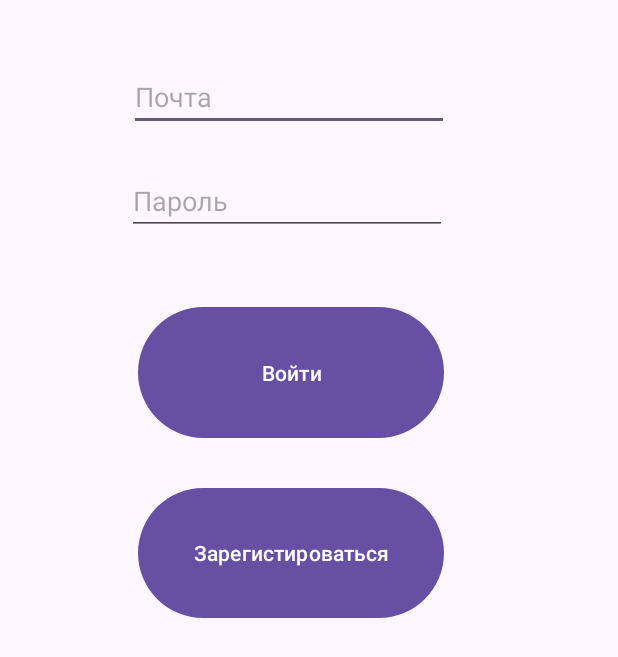
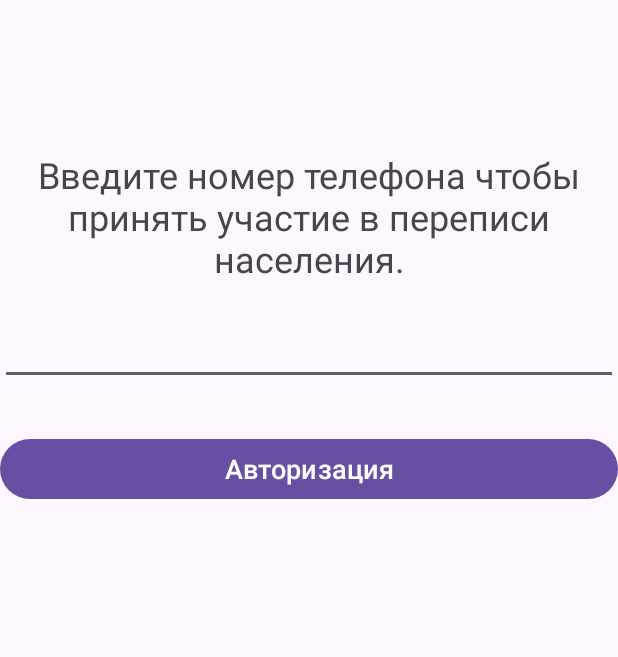
Before and after one commit to NikomuYes/CensusApp, an Android app: the screen it shows after launch (LoginActivity before the commit, MainActivity after it), on a phone screen of 412 x 824 dp. Shown: the top 657 px of the screen. Run offline under Robolectric (Android 15) with nearby library versions, the phone set to English and light mode, and no system bars; our stand-ins replace Firebase (no records; nobody signed in at launch, a user with empty details on screens opened directly).

Commit message:
need to fix xml's

```diff
--- a/app/src/main/AndroidManifest.xml
+++ b/app/src/main/AndroidManifest.xml
@@ -13,7 +13,7 @@
         android:theme="@style/Theme.Census"
         tools:targetApi="31">
         <activity
-            android:name=".LoginActivity"
+            android:name=".MainActivity"
             android:exported="true">
             <intent-filter>
                 <action android:name="android.intent.action.MAIN" />
@@ -21,7 +21,8 @@
                 <category android:name="android.intent.category.LAUNCHER" />
             </intent-filter>
         </activity>
-        <activity android:name="com.example.census.MainActivity" />
+        <activity android:name=".MainInformation"></activity>
+        <activity android:name=".OverallStats"></activity>
     </application>
 
 </manifest>
--- a/app/src/main/java/com/example/census/LoginActivity.java
+++ /dev/null
@@ -1,79 +0,0 @@
-package com.example.census;
-
-import android.os.Bundle;
-import android.text.TextUtils;
-import android.view.View;
-import android.widget.EditText;
-import android.widget.Toast;
-
-import androidx.annotation.NonNull;
-import androidx.annotation.Nullable;
-import androidx.appcompat.app.AppCompatActivity;
-
-import com.google.android.gms.tasks.OnCompleteListener;
-import com.google.android.gms.tasks.Task;
-import com.google.firebase.auth.AuthResult;
-import com.google.firebase.auth.FirebaseAuth;
-import com.google.firebase.auth.FirebaseUser;
-
-public class LoginActivity extends AppCompatActivity {
-    private EditText editLogin, editPassword;
-    private FirebaseAuth myAuth;
-    @Override
-    public void onCreate(@Nullable Bundle savedInstanceState) {
-        super.onCreate(savedInstanceState);
-        setContentView(R.layout.activity_login);
-        init();
-    }
-
-    @Override
-    protected void onStart() {
-        super.onStart();
-        FirebaseUser currentUser = myAuth.getCurrentUser();
-        if (currentUser != null) {
-            Toast.makeText(this, "Есть регистрация", Toast.LENGTH_SHORT).show();
-        }
-        else {
-            Toast.makeText(this, "Нет регистрации", Toast.LENGTH_SHORT).show();
-        }
-    }
-
-    private void init(){
-        editLogin = findViewById(R.id.editTextLogin);
-        editPassword = findViewById(R.id.editTextPassword);
-        myAuth = FirebaseAuth.getInstance();
-    }
-    public void onClickSignUp(View view) {
-        if (!TextUtils.isEmpty(editLogin.getText().toString()) && !TextUtils.isEmpty(editPassword.getText().toString())) {
-            myAuth.createUserWithEmailAndPassword(editLogin.getText().toString(), editPassword.getText().toString()).addOnCompleteListener(this, new OnCompleteListener<AuthResult>() {
-                @Override
-                public void onComplete(@NonNull Task<AuthResult> task) {
-                    if(task.isSuccessful()){
-                        Toast.makeText(getApplicationContext(), "Регистрация прошла успешно!", Toast.LENGTH_SHORT).show();
-                    }
-                    else {
-                        Toast.makeText(getApplicationContext(), "Что-то пошло не так, попробуйте ещё раз", Toast.LENGTH_SHORT).show();
-                    }
-                }
-            });
-        }
-        else {
-            Toast.makeText(this, "Есть незаполненные поля", Toast.LENGTH_SHORT).show();
-        }
-    }
-    public void onClickSignIn(View view) {
-        if (!TextUtils.isEmpty(editLogin.getText().toString()) && !TextUtils.isEmpty(editPassword.getText().toString())) {
-            myAuth.signInWithEmailAndPassword(editLogin.getText().toString(), editPassword.getText().toString()).addOnCompleteListener(this, new OnCompleteListener<AuthResult>() {
-                @Override
-                public void onComplete(@NonNull Task<AuthResult> task) {
-                    if(task.isSuccessful()){
-                        Toast.makeText(getApplicationContext(), "Вы вошли!", Toast.LENGTH_SHORT).show();
-                    }
-                    else {
-                        Toast.makeText(getApplicationContext(), "Что-то пошло не так, попробуйте ещё раз", Toast.LENGTH_SHORT).show();
-                    }
-                }
-            });
-        }
-    }
-}
--- a/app/src/main/res/layout/activity_login.xml
+++ /dev/null
@@ -1,59 +0,0 @@
-<?xml version="1.0" encoding="utf-8"?>
-<androidx.constraintlayout.widget.ConstraintLayout xmlns:android="http://schemas.android.com/apk/res/android"
-    xmlns:app="http://schemas.android.com/apk/res-auto"
-    xmlns:tools="http://schemas.android.com/tools"
-    android:layout_width="match_parent"
-    android:layout_height="match_parent">
-
-    <EditText
-        android:id="@+id/editTextLogin"
-        android:layout_width="wrap_content"
-        android:layout_height="wrap_content"
-        android:layout_marginStart="86dp"
-        android:layout_marginTop="42dp"
-        android:layout_marginBottom="24dp"
-        android:ems="10"
-        android:hint="Почта"
-        android:inputType="text"
-        app:layout_constraintBottom_toTopOf="@+id/editTextPassword"
-        app:layout_constraintStart_toStartOf="parent"
-        app:layout_constraintTop_toTopOf="parent" />
-
-    <Button
-        android:id="@+id/buttonLog"
-        android:layout_width="0dp"
-        android:layout_height="0dp"
-        android:layout_marginBottom="25dp"
-        android:onClick="onClickSignIn"
-        android:text="Войти"
-        app:layout_constraintBottom_toTopOf="@+id/buttonReg"
-        app:layout_constraintEnd_toEndOf="@+id/buttonReg"
-        app:layout_constraintStart_toStartOf="@+id/buttonReg"
-        app:layout_constraintTop_toBottomOf="@+id/editTextPassword" />
-
-    <Button
-        android:id="@+id/buttonReg"
-        android:layout_width="204dp"
-        android:layout_height="0dp"
-        android:layout_marginStart="92dp"
-        android:layout_marginBottom="408dp"
-        android:onClick="onClickSignUp"
-        android:text="Зарегистироваться"
-        app:layout_constraintBottom_toBottomOf="parent"
-        app:layout_constraintStart_toStartOf="parent"
-        app:layout_constraintTop_toBottomOf="@+id/buttonLog" />
-
-    <EditText
-        android:id="@+id/editTextPassword"
-        android:layout_width="wrap_content"
-        android:layout_height="wrap_content"
-        android:layout_marginEnd="1dp"
-        android:layout_marginBottom="44dp"
-        android:ems="10"
-        android:hint="Пароль"
-        android:inputType="text"
-        app:layout_constraintBottom_toTopOf="@+id/buttonLog"
-        app:layout_constraintEnd_toEndOf="@+id/editTextLogin"
-        app:layout_constraintTop_toBottomOf="@+id/editTextLogin" />
-
-</androidx.constraintlayout.widget.ConstraintLayout>
--- a/app/src/main/res/layout/activity_main.xml
+++ b/app/src/main/res/layout/activity_main.xml
@@ -7,37 +7,41 @@
     android:layout_height="match_parent"
     tools:context=".MainActivity">
 
+    <Button
+        android:id="@+id/button"
+        android:layout_width="0dp"
+        android:layout_height="wrap_content"
+        android:layout_marginTop="32dp"
+        android:minHeight="48dp"
+        android:text="Авторизация"
+        android:textSize="18sp"
+        app:layout_constraintEnd_toEndOf="parent"
+        app:layout_constraintStart_toStartOf="parent"
+        app:layout_constraintTop_toBottomOf="@+id/editTextPhone" />
+
     <EditText
-        android:id="@+id/editPassword"
+        android:id="@+id/editTextPhone"
+        android:layout_width="0dp"
+        android:layout_height="wrap_content"
+        android:layout_marginTop="20dp"
+        android:ems="10"
+        android:inputType="phone"
+        android:minHeight="48dp"
+        android:textSize="18sp"
+        app:layout_constraintEnd_toEndOf="parent"
+        app:layout_constraintStart_toStartOf="parent"
+        app:layout_constraintTop_toBottomOf="@+id/TextView1" />
+
+    <TextView
+        android:id="@+id/TextView1"
         android:layout_width="wrap_content"
         android:layout_height="wrap_content"
-        android:layout_marginTop="19dp"
-        android:ems="10"
-        android:hint="Пароль"
-        android:inputType="text"
-        app:layout_constraintStart_toStartOf="@+id/editLogin"
-        app:layout_constraintTop_toBottomOf="@+id/editLogin" />
-
-    <EditText
-        android:id="@+id/editLogin"
-        android:layout_width="wrap_content"
-        android:layout_height="wrap_content"
-        android:layout_marginTop="152dp"
-        android:ems="10"
-        android:hint="E-mail"
-        android:inputType="text"
+        android:layout_marginTop="100dp"
+        android:gravity="center"
+        android:text="Введите номер телефона чтобы принять участие в переписи населения."
+        android:textSize="24sp"
+        app:layout_constraintBottom_toTopOf="@+id/editTextPhone"
         app:layout_constraintEnd_toEndOf="parent"
         app:layout_constraintStart_toStartOf="parent"
         app:layout_constraintTop_toTopOf="parent" />
-
-    <Button
-        android:id="@+id/buttonLogin"
-        android:layout_width="207dp"
-        android:layout_height="43dp"
-        android:layout_marginTop="44dp"
-        android:onClick="onClickLogin"
-        android:text="Войти"
-        app:layout_constraintEnd_toEndOf="parent"
-        app:layout_constraintStart_toStartOf="parent"
-        app:layout_constraintTop_toBottomOf="@+id/editPassword" />
 </androidx.constraintlayout.widget.ConstraintLayout>
```
Also changed, not shown: app/src/main/java/com/example/census/MainActivity.java (+99 -33 lines), app/src/main/java/com/example/census/MainInformation.java (added, +142 -0 lines), app/src/main/java/com/example/census/OverallStats.java (added, +82 -0 lines), app/src/main/java/com/example/census/User.java (deleted, +0 -14 lines), app/src/main/res/layout/maininformation.xml (added, +87 -0 lines), app/src/main/res/layout/stats.xml (added, +34 -0 lines).
